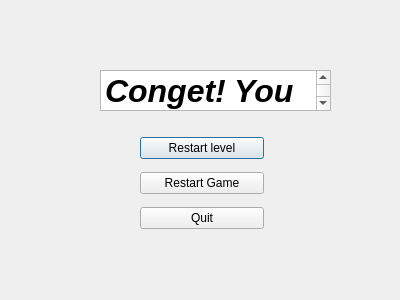
Qt form src/win_scene_gs3.ui (AlexSze/comp2012h-spaceinvader) before a commit.
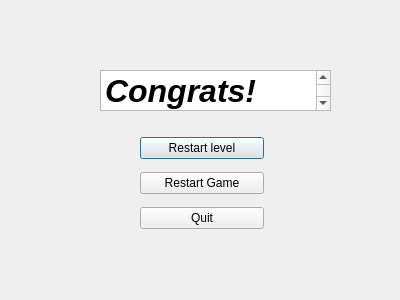
The same form after that commit.

Commit message: modified UI, removed language mistakes

```diff
--- a/src/win_scene_gs3.ui
+++ b/src/win_scene_gs3.ui
@@ -26,8 +26,8 @@
     <string>&lt;!DOCTYPE HTML PUBLIC &quot;-//W3C//DTD HTML 4.0//EN&quot; &quot;http://www.w3.org/TR/REC-html40/strict.dtd&quot;&gt;
 &lt;html&gt;&lt;head&gt;&lt;meta name=&quot;qrichtext&quot; content=&quot;1&quot; /&gt;&lt;style type=&quot;text/css&quot;&gt;
 p, li { white-space: pre-wrap; }
-&lt;/style&gt;&lt;/head&gt;&lt;body style=&quot; font-family:'Cantarell'; font-size:11pt; font-weight:400; font-style:normal;&quot;&gt;
-&lt;p style=&quot; margin-top:0px; margin-bottom:0px; margin-left:0px; margin-right:0px; -qt-block-indent:0; text-indent:0px;&quot;&gt;&lt;span style=&quot; font-family:'.AppleSystemUIFont'; font-size:24pt; font-weight:600; font-style:italic;&quot;&gt;Conget! You Won!&lt;/span&gt;&lt;/p&gt;&lt;/body&gt;&lt;/html&gt;</string>
+&lt;/style&gt;&lt;/head&gt;&lt;body style=&quot; font-family:'MS Shell Dlg 2'; font-size:7.8pt; font-weight:400; font-style:normal;&quot;&gt;
+&lt;p style=&quot; margin-top:0px; margin-bottom:0px; margin-left:0px; margin-right:0px; -qt-block-indent:0; text-indent:0px;&quot;&gt;&lt;span style=&quot; font-family:'.AppleSystemUIFont'; font-size:24pt; font-weight:600; font-style:italic;&quot;&gt;Congrats! You Won!&lt;/span&gt;&lt;/p&gt;&lt;/body&gt;&lt;/html&gt;</string>
    </property>
   </widget>
   <widget class="QWidget" name="layoutWidget">
```
The commit also changes 1 other file.
